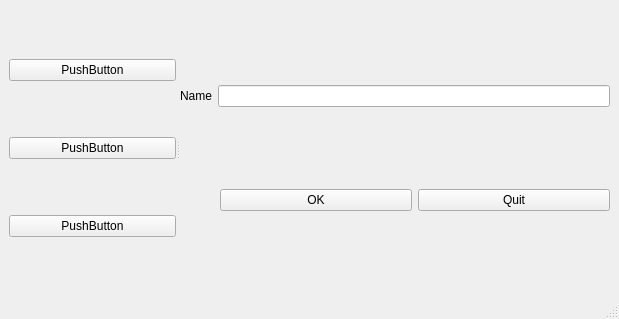
Before: the Qt Designer form learning_QT/mainwindow.ui in hongthiet1994/QT_for_beginner, drawn with Qt 5.
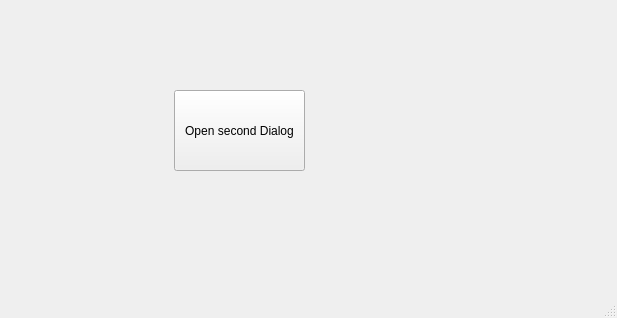
After: the same form once the commit is applied.

Diff of the .ui file:
```diff
--- a/learning_QT/mainwindow.ui
+++ b/learning_QT/mainwindow.ui
@@ -6,103 +6,27 @@
    <rect>
     <x>0</x>
     <y>0</y>
-    <width>619</width>
-    <height>319</height>
+    <width>617</width>
+    <height>318</height>
    </rect>
   </property>
   <property name="windowTitle">
    <string>MainWindow</string>
   </property>
   <widget class="QWidget" name="centralwidget">
-   <layout class="QHBoxLayout" name="horizontalLayout_3">
-    <item>
-     <widget class="QSplitter" name="splitter">
-      <property name="orientation">
-       <enum>Qt::Horizontal</enum>
-      </property>
-      <widget class="QWidget" name="">
-       <layout class="QVBoxLayout" name="verticalLayout_2">
-        <item>
-         <widget class="QPushButton" name="pushButton_5">
-          <property name="text">
-           <string>PushButton</string>
-          </property>
-         </widget>
-        </item>
-        <item>
-         <widget class="QPushButton" name="pushButton_3">
-          <property name="text">
-           <string>PushButton</string>
-          </property>
-         </widget>
-        </item>
-        <item>
-         <widget class="QPushButton" name="pushButton_4">
-          <property name="text">
-           <string>PushButton</string>
-          </property>
-         </widget>
-        </item>
-       </layout>
-      </widget>
-      <widget class="QWidget" name="">
-       <layout class="QVBoxLayout" name="verticalLayout">
-        <item>
-         <layout class="QHBoxLayout" name="horizontalLayout">
-          <item>
-           <widget class="QLabel" name="label">
-            <property name="text">
-             <string>Name</string>
-            </property>
-            <property name="buddy">
-             <cstring>lineEdit</cstring>
-            </property>
-           </widget>
-          </item>
-          <item>
-           <widget class="QLineEdit" name="lineEdit"/>
-          </item>
-         </layout>
-        </item>
-        <item>
-         <layout class="QHBoxLayout" name="horizontalLayout_2">
-          <item>
-           <spacer name="horizontalSpacer">
-            <property name="orientation">
-             <enum>Qt::Horizontal</enum>
-            </property>
-            <property name="sizeType">
-             <enum>QSizePolicy::Preferred</enum>
-            </property>
-            <property name="sizeHint" stdset="0">
-             <size>
-              <width>40</width>
-              <height>20</height>
-             </size>
-            </property>
-           </spacer>
-          </item>
-          <item>
-           <widget class="QPushButton" name="pushButton">
-            <property name="text">
-             <string>OK</string>
-            </property>
-           </widget>
-          </item>
-          <item>
-           <widget class="QPushButton" name="pushButton_2">
-            <property name="text">
-             <string>Quit</string>
-            </property>
-           </widget>
-          </item>
-         </layout>
-        </item>
-       </layout>
-      </widget>
-     </widget>
-    </item>
-   </layout>
+   <widget class="QPushButton" name="pushButton">
+    <property name="geometry">
+     <rect>
+      <x>174</x>
+      <y>90</y>
+      <width>131</width>
+      <height>81</height>
+     </rect>
+    </property>
+    <property name="text">
+     <string>Open second Dialog</string>
+    </property>
+   </widget>
   </widget>
   <widget class="QStatusBar" name="statusbar"/>
   <widget class="QMenuBar" name="menubar">
```
Left out of the diff: 2 changed lines with no effect on the pictures.
